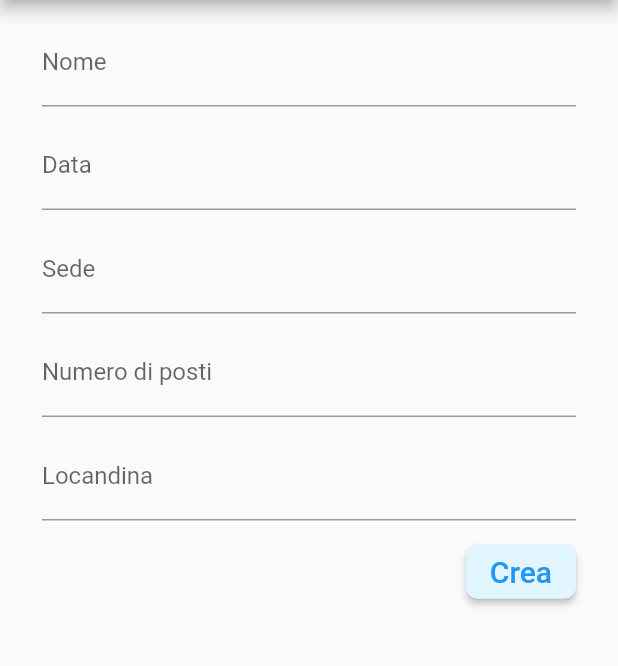
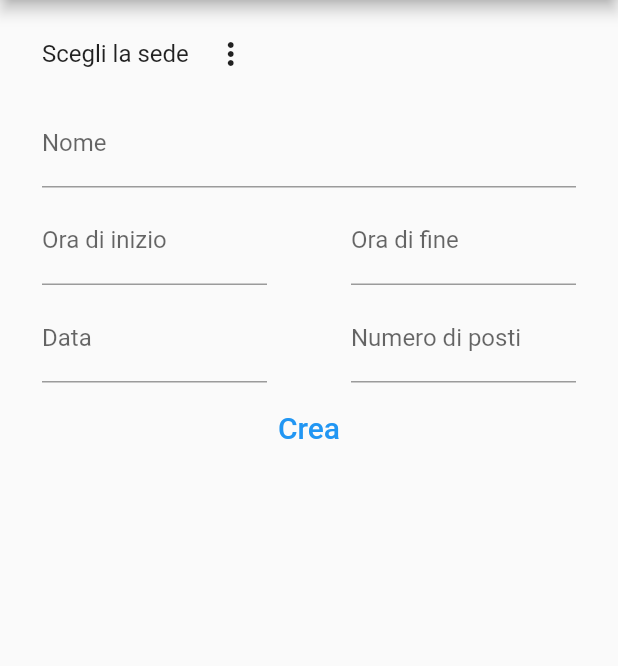
Before and after one commit to davideciuffreda/parallel, a Flutter app: the NewEventPage screen opened by its route, on a phone screen of 412 x 824 dp, the part 84-750 px from its top. Run offline on Flutter 3.47's test engine with Material 2 defaults, Android fonts, the phone set to English and light mode, and no system bars; our stand-ins replace bloc, dio, equatable, flutter_bloc, flutter_datetime_picker, flutter_secure_storage and 2 more; accounts and stored records are empty; network calls fail.

Commit message:
CreateNewEvent and ViewEvents implemented

```diff
--- a/lib/core/models/event.dart
+++ b/lib/core/models/event.dart
@@ -1,43 +1,103 @@
+// To parse this JSON data, do
+//
+//     final event = eventFromJson(jsonString);
+
 import 'dart:convert';
-
-import 'package:parallel/core/models/headquarter.dart';
 
 Event eventFromJson(String str) => Event.fromJson(json.decode(str));
 
 String eventToJson(Event data) => json.encode(data.toJson());
 
 class Event {
-    final int id;
-    final String imageUrl;
-    final String name;
-    final int tickets;
-    final Headquarter headquarter;
-    final String date;
+  int id;
+  CompanyEvent company;
+  HeadquartersEvent headquarters;
+  String name;
+  DateTime eventDate;
+  String startTime;
+  String endTime;
+  int availablePlaces;
+  int totalPlaces;
 
   Event({
     required this.id,
-        required this.imageUrl,
+    required this.company,
+    required this.headquarters,
     required this.name,
-        required this.tickets,
-        required this.headquarter,
-        required this.date,
+    required this.eventDate,
+    required this.startTime,
+    required this.endTime,
+    required this.availablePlaces,
+    required this.totalPlaces,
   });
 
   factory Event.fromJson(Map<String, dynamic> json) => Event(
-        id: json["id"] as int,
-        imageUrl: json["imageUrl"],
+        id: json["id"],
+        company: CompanyEvent.fromJson(json["company"]),
+        headquarters: HeadquartersEvent.fromJson(json["headquarters"]),
         name: json["name"],
-        tickets: json["tickets"] as int,
-        headquarter: Headquarter.fromJson(json["headquarter"]),
-        date: json["date"],
+        eventDate: DateTime.parse(json["eventDate"]),
+        startTime: json["startTime"],
+        endTime: json["endTime"],
+        availablePlaces: json["availablePlaces"],
+        totalPlaces: json["totalPlaces"],
       );
 
   Map<String, dynamic> toJson() => {
         "id": id,
-        "imageUrl": imageUrl,
+        "company": company.toJson(),
+        "headquarters": headquarters.toJson(),
         "name": name,
-        "tickets": tickets,
-        "headquarter": headquarter.toJson(),
-        "date": date,
+        "eventDate":
+            "${eventDate.year.toString().padLeft(4, '0')}-${eventDate.month.toString().padLeft(2, '0')}-${eventDate.day.toString().padLeft(2, '0')}",
+        "startTime": startTime,
+        "endTime": endTime,
+        "availablePlaces": availablePlaces,
+        "totalPlaces": totalPlaces,
       };
 }
+
+class CompanyEvent {
+  int id;
+  String name;
+
+  CompanyEvent({
+    required this.id,
+    required this.name,
+  });
+
+  factory CompanyEvent.fromJson(Map<String, dynamic> json) => CompanyEvent(
+        id: json["id"],
+        name: json["name"],
+      );
+
+  Map<String, dynamic> toJson() => {
+        "id": id,
+        "name": name,
+      };
+}
+
+class HeadquartersEvent {
+  int id;
+  String city;
+  String address;
+
+  HeadquartersEvent({
+    required this.id,
+    required this.city,
+    required this.address,
+  });
+
+  factory HeadquartersEvent.fromJson(Map<String, dynamic> json) =>
+      HeadquartersEvent(
+        id: json["id"],
+        city: json["city"],
+        address: json["address"],
+      );
+
+  Map<String, dynamic> toJson() => {
+        "id": id,
+        "city": city,
+        "address": address,
+      };
+}
--- a/lib/pages/events/cubit/event_state.dart
+++ b/lib/pages/events/cubit/event_state.dart
@@ -9,10 +9,12 @@ abstract class EventState extends Equatable {
 
 class EventInitial extends EventState {}
 
+class EventCreated extends EventState {}
+
 class EventsLoaded extends EventState {
   final List<Event> events;
 
   EventsLoaded({required this.events});
 }
 
-class EvebtsLoading extends EventState {}
+class EventsLoading extends EventState {}
--- a/lib/pages/events/view/events_page.dart
+++ b/lib/pages/events/view/events_page.dart
@@ -4,7 +4,6 @@ import 'package:parallel/app_widgets/event/event_card.dart';
 import 'package:parallel/pages/events/cubit/event_cubit.dart';
 
 class EventsPage extends StatelessWidget {
-
   @override
   Widget build(BuildContext context) {
     BlocProvider.of<EventCubit>(context).getEvents();
--- a/lib/pages/events/view/new_event_page.dart
+++ b/lib/pages/events/view/new_event_page.dart
@@ -1,8 +1,14 @@
 import 'package:flutter/material.dart';
+import 'package:flutter_bloc/flutter_bloc.dart';
 import 'package:intl/intl.dart';
 import 'package:parallel/app_widgets/drawer/drawer_manager.dart';
+import 'package:parallel/core/models/company.dart';
+import 'package:parallel/core/models/headquarter.dart';
+import 'package:parallel/core/repositories/main_repository.dart';
+import 'package:parallel/pages/events/cubit/event_cubit.dart';
 import 'package:parallel/routing/router_constants.dart';
 import 'package:flutter_datetime_picker/flutter_datetime_picker.dart';
+import 'package:shared_preferences/shared_preferences.dart';
 
 class NewEventPage extends StatefulWidget {
   @override
@@ -11,15 +17,57 @@ class NewEventPage extends StatefulWidget {
 
 class _NewEventPage extends State<NewEventPage> {
   TextEditingController nameController = TextEditingController();
-  TextEditingController headquarterController = TextEditingController();
+  TextEditingController startTimeController = TextEditingController();
+  TextEditingController endTimeController = TextEditingController();
   TextEditingController dateController = TextEditingController();
   TextEditingController ticketsController = TextEditingController();
-  TextEditingController imageUrlController = TextEditingController();
+  MainRepository mainRepository = MainRepository();
+  late SharedPreferences sharedPreferences;
+
+  List<Headquarter> hqList = [];
 
   FocusNode _focusNode = FocusNode();
 
+  Future<List<Headquarter>> getAllHeadquarters() async {
+    hqList = await mainRepository.getHeadquarters();
+    return hqList;
+  }
+
+  @override
+  void initState() {
+    super.initState();
+    initSharedPreferences();
+    getAllHeadquarters();
+  }
+
+  void initSharedPreferences() async {
+    sharedPreferences = await SharedPreferences.getInstance();
+  }
+
+  void setHeadquarterId(int id) async {
+    await sharedPreferences.setInt('headquarterId', id);
+  }
+
   @override
   Widget build(BuildContext context) {
+    Headquarter hqSelected = Headquarter(
+      id: 0,
+      company: Company(
+          id: 0,
+          name: "",
+          city: "",
+          address: "",
+          phoneNumber: "",
+          description: "",
+          websiteUrl: ""),
+      city: "",
+      address: "",
+      phoneNumber: "",
+      description: "",
+      totalWorkplaces: 0,
+      favorite: false,
+    );
+
     return GestureDetector(
       onTap: () {
         FocusScope.of(context).requestFocus(new FocusNode());
@@ -30,7 +78,9 @@ class _NewEventPage extends State<NewEventPage> {
         ),
         drawer: DrawerManager(),
         body: SafeArea(
-          child: Column(
+          child: BlocBuilder<EventCubit, EventState>(
+            builder: (context, state) {
+              return Column(
                 children: [
                   Padding(
                     padding: const EdgeInsets.symmetric(
@@ -39,6 +89,29 @@ class _NewEventPage extends State<NewEventPage> {
                     ),
                     child: Column(
                       children: [
+                        Row(
+                          children: [
+                            Text(
+                              "Scegli la sede",
+                              style: TextStyle(fontSize: 16),
+                            ),
+                            SizedBox(width: 4),
+                            PopupMenuButton<Headquarter>(
+                              itemBuilder: (BuildContext context) {
+                                return hqList.map((Headquarter headquarters) {
+                                  return PopupMenuItem<Headquarter>(
+                                    value: headquarters,
+                                    child: Text(headquarters.company.name +
+                                        ' | ' +
+                                        headquarters.city),
+                                  );
+                                }).toList();
+                              },
+                              onSelected: (value) => hqSelected = value,
+                            ),
+                          ],
+                        ),
+                        SizedBox(height: 6),
                         TextField(
                           controller: nameController,
                           decoration: InputDecoration(
@@ -46,72 +119,92 @@ class _NewEventPage extends State<NewEventPage> {
                             hintText: 'Inserisci il nome dell\'evento',
                           ),
                         ),
-                    SizedBox(height: 10),
-                    TextField(
+                        SizedBox(height: 6),
+                        Row(
+                          mainAxisAlignment: MainAxisAlignment.spaceBetween,
+                          children: [
+                            Container(
+                              width: 150,
+                              child: TextField(
+                                controller: startTimeController,
+                                keyboardType: TextInputType.datetime,
+                                decoration: InputDecoration(
+                                  labelText: 'Ora di inizio',
+                                ),
+                              ),
+                            ),
+                            SizedBox(width: 4),
+                            Container(
+                              width: 150,
+                              child: TextField(
+                                controller: endTimeController,
+                                keyboardType: TextInputType.datetime,
+                                decoration: InputDecoration(
+                                  labelText: 'Ora di fine',
+                                ),
+                              ),
+                            ),
+                          ],
+                        ),
+                        SizedBox(height: 6),
+                        Row(
+                          mainAxisAlignment: MainAxisAlignment.spaceBetween,
+                          children: [
+                            Container(
+                              width: 150,
+                              child: TextField(
                                 controller: dateController,
                                 focusNode: _focusNode,
                                 decoration: InputDecoration(
                                   labelText: 'Data',
-                        hintText: 'Seleziona la data in cui si terrà l\'evento',
                                 ),
                                 onTap: () {
                                   DatePicker.showDatePicker(
                                     context,
                                     showTitleActions: true,
                                     onConfirm: (date) {
-                            DateFormat dateFormatter = DateFormat('yyyy/MM/dd');
-                            dateController.text = dateFormatter.format(date).toString();
+                                      DateFormat dateFormatter =
+                                          DateFormat('yyyy-MM-dd');
+                                      dateController.text =
+                                          dateFormatter.format(date).toString();
                                     },
-                          currentTime: DateTime.now().add(Duration(days: 1)),
+                                    currentTime:
+                                        DateTime.now().add(Duration(days: 1)),
                                   );
                                   _focusNode.unfocus();
                                 },
                               ),
-                    SizedBox(height: 10),
-                    TextField(
-                      controller: headquarterController,
-                      decoration: InputDecoration(
-                        labelText: 'Sede',
-                        hintText: 'Inserisci la sede in cui si terrà l\'evento',
                             ),
-                    ),
-                    SizedBox(height: 10),
-                    TextField(
+                            SizedBox(width: 4),
+                            Container(
+                              width: 150,
+                              child: TextField(
                                 controller: ticketsController,
                                 keyboardType: TextInputType.number,
                                 decoration: InputDecoration(
                                   labelText: 'Numero di posti',
-                        hintText:
-                            'Inserisci il numero massimo di posti per l\'evento',
                                 ),
                               ),
-                    SizedBox(height: 10),
-                    TextField(
-                      controller: imageUrlController,
-                      keyboardType: TextInputType.url,
-                      decoration: InputDecoration(
-                        labelText: 'Locandina',
-                        hintText:
-                            'Inserisci l\'url della locandina dell\'evento',
                             ),
+                          ],
                         ),
-                    SizedBox(height: 10),
+                        SizedBox(height: 6),
                         Row(
-                      mainAxisAlignment: MainAxisAlignment.end,
+                          mainAxisAlignment: MainAxisAlignment.center,
                           children: [
-                        ElevatedButton(
-                          style: ElevatedButton.styleFrom(
-                            backgroundColor:
-                                Colors.lightBlue.shade50, // Colore di sfondo
-                            foregroundColor: Colors.blue, // Colore del testo
-                            side: BorderSide(
-                                color: Colors.lightBlue
-                                    .shade50), // Colore del bordo e spessore
-                            shape: RoundedRectangleBorder(
-                              borderRadius: BorderRadius.circular(8),
-                            ),
-                          ),
+                            TextButton(
                               onPressed: () {
+                                //print(sharedPreferences.getInt('headquarterId').toString());
+
+                                BlocProvider.of<EventCubit>(context)
+                                    .createNewEvent(
+                                  hqSelected.id,
+                                  nameController.text,
+                                  dateController.text,
+                                  startTimeController.text,
+                                  endTimeController.text,
+                                  int.parse(ticketsController.text),
+                                );
                                 Navigator.of(context)
                                     .pushReplacementNamed(homePageManagerRoute);
                               },
@@ -128,6 +221,8 @@ class _NewEventPage extends State<NewEventPage> {
                     ),
                   ),
                 ],
+              );
+            },
           ),
         ),
       ),
--- a/pubspec.yaml
+++ b/pubspec.yaml
@@ -39,6 +39,8 @@ flutter:
   # To add assets to your application, add an assets section, like this:
   assets:
     - assets/images/profile.png
+    - assets/images/sigla.png
+    - assets/images/event.jpg
     - assets/images/city.jpg
     - assets/images/logo.png
     - assets/images/splash.png
```
Also changed, not shown: lib/app_widgets/event/event_card.dart (+12 -8 lines), lib/core/repositories/main_repository.dart (+54 -2 lines), lib/pages/events/cubit/event_cubit.dart (+15 -0 lines), lib/pages/headquarters/cubit/headquarter_cubit.dart (+0 -10 lines), lib/pages/login/view/login_page.dart (+4 -4 lines), assets/images/event.jpg (added). Lines whose indentation alone changed are shown as unchanged.
